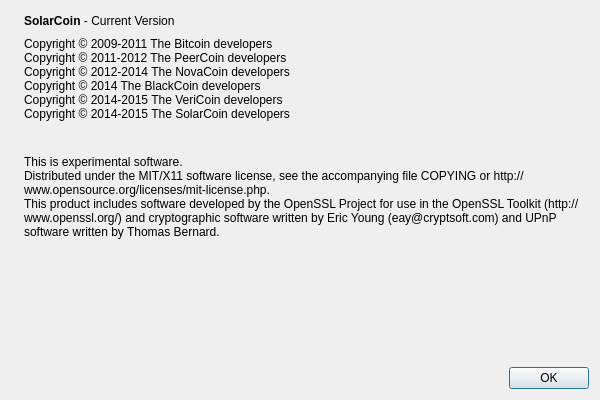
onsightit/solarcoin, file src/qt/forms/aboutdialog.ui: the form before one commit.
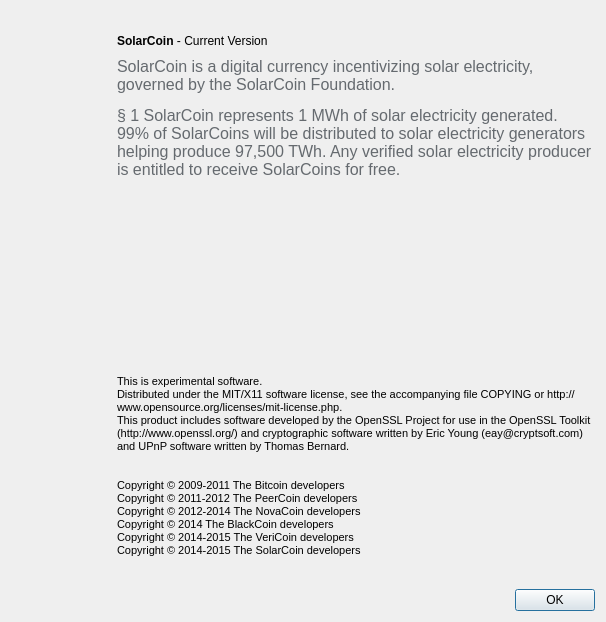
The form after the commit. Icons and pictures are not drawn.

What changed in the file:
```diff
--- a/src/qt/forms/aboutdialog.ui
+++ b/src/qt/forms/aboutdialog.ui
@@ -6,10 +6,16 @@
    <rect>
     <x>0</x>
     <y>0</y>
-    <width>600</width>
-    <height>400</height>
+    <width>606</width>
+    <height>620</height>
    </rect>
   </property>
+  <property name="maximumSize">
+   <size>
+    <width>606</width>
+    <height>16777215</height>
+   </size>
+  </property>
   <property name="windowTitle">
    <string>About SolarCoin</string>
   </property>
@@ -22,6 +28,18 @@
        <verstretch>0</verstretch>
       </sizepolicy>
      </property>
+     <property name="minimumSize">
+      <size>
+       <width>100</width>
+       <height>600</height>
+      </size>
+     </property>
+     <property name="maximumSize">
+      <size>
+       <width>100</width>
+       <height>600</height>
+      </size>
+     </property>
      <property name="pixmap">
       <pixmap resource="../bitcoin.qrc">:/images/aboutBackground</pixmap>
      </property>
@@ -29,6 +47,16 @@
    </item>
    <item>
     <layout class="QVBoxLayout" name="verticalLayout_2">
+     <item>
+      <widget class="QLabel" name="label_3">
+       <property name="text">
+        <string/>
+       </property>
+       <property name="pixmap">
+        <pixmap resource="../bitcoin.qrc">:/images/headerAbout</pixmap>
+       </property>
+      </widget>
+     </item>
      <item>
       <layout class="QHBoxLayout" name="horizontalLayout">
        <item>
@@ -72,35 +100,19 @@
        </item>
       </layout>
      </item>
-     <item>
-      <widget class="QLabel" name="copyrightLabel">
-       <property name="cursor">
-        <cursorShape>IBeamCursor</cursorShape>
-       </property>
-       <property name="text">
-        <string>Copyright © 2009-2011 The Bitcoin developers
-Copyright © 2011-2012 The PeerCoin developers
-Copyright © 2012-2014 The NovaCoin developers
-Copyright © 2014 The BlackCoin developers
-Copyright © 2014-2015 The VeriCoin developers
-Copyright © 2014-2015 The SolarCoin developers
-
-</string>
-       </property>
-       <property name="textInteractionFlags">
-        <set>Qt::LinksAccessibleByMouse|Qt::TextSelectableByKeyboard|Qt::TextSelectableByMouse</set>
-       </property>
-      </widget>
-     </item>
      <item>
       <widget class="QLabel" name="label_2">
+       <property name="maximumSize">
+        <size>
+         <width>480</width>
+         <height>16777215</height>
+        </size>
+       </property>
        <property name="cursor">
         <cursorShape>IBeamCursor</cursorShape>
        </property>
        <property name="text">
-        <string>This is experimental software.
-Distributed under the MIT/X11 software license, see the accompanying file COPYING or http://www.opensource.org/licenses/mit-license.php.
-This product includes software developed by the OpenSSL Project for use in the OpenSSL Toolkit (http://www.openssl.org/) and cryptographic software written by Eric Young (eay@cryptsoft.com) and UPnP software written by Thomas Bernard.</string>
+        <string>&lt;html&gt;&lt;head/&gt;&lt;body&gt;&lt;p&gt;&lt;span style=&quot; font-family:'robotoregular'; font-size:16px; color:#656a6f;&quot;&gt;SolarCoin is a digital currency incentivizing solar electricity, governed by the SolarCoin Foundation.&lt;/span&gt;&lt;/p&gt;&lt;p&gt;&lt;span style=&quot; font-family:'robotoregular'; font-size:16px; color:#656a6f;&quot;&gt;§ 1 SolarCoin represents 1 MWh of solar electricity generated.  99% of SolarCoins will be distributed to solar electricity generators helping produce 97,500 TWh. Any verified solar electricity producer is entitled to receive SolarCoins &lt;/span&gt;&lt;span style=&quot; font-family:'robotoitalic'; font-size:16px; color:#656a6f;&quot;&gt;for free&lt;/span&gt;&lt;span style=&quot; font-family:'robotoregular'; font-size:16px; color:#656a6f;&quot;&gt;.&lt;/span&gt;&lt;/p&gt;&lt;p&gt;&lt;br/&gt;&lt;/p&gt;&lt;/body&gt;&lt;/html&gt;</string>
        </property>
        <property name="wordWrap">
         <bool>true</bool>
@@ -123,6 +135,45 @@
        </property>
       </spacer>
      </item>
+     <item>
+      <widget class="QLabel" name="copyrightLabel">
+       <property name="maximumSize">
+        <size>
+         <width>480</width>
+         <height>16777215</height>
+        </size>
+       </property>
+       <property name="font">
+        <font>
+         <pointsize>8</pointsize>
+        </font>
+       </property>
+       <property name="cursor">
+        <cursorShape>IBeamCursor</cursorShape>
+       </property>
+       <property name="text">
+        <string>This is experimental software.
+Distributed under the MIT/X11 software license, see the accompanying file COPYING or http://www.opensource.org/licenses/mit-license.php.
+This product includes software developed by the OpenSSL Project for use in the OpenSSL Toolkit (http://www.openssl.org/) and cryptographic software written by Eric Young (eay@cryptsoft.com) and UPnP software written by Thomas Bernard.
+
+
+Copyright © 2009-2011 The Bitcoin developers
+Copyright © 2011-2012 The PeerCoin developers
+Copyright © 2012-2014 The NovaCoin developers
+Copyright © 2014 The BlackCoin developers
+Copyright © 2014-2015 The VeriCoin developers
+Copyright © 2014-2015 The SolarCoin developers
+
+</string>
+       </property>
+       <property name="wordWrap">
+        <bool>true</bool>
+       </property>
+       <property name="textInteractionFlags">
+        <set>Qt::LinksAccessibleByMouse|Qt::TextSelectableByKeyboard|Qt::TextSelectableByMouse</set>
+       </property>
+      </widget>
+     </item>
      <item>
       <widget class="QDialogButtonBox" name="buttonBox">
        <property name="orientation">
```
Left out of the diff: 3 changed lines with no effect on the pictures.
